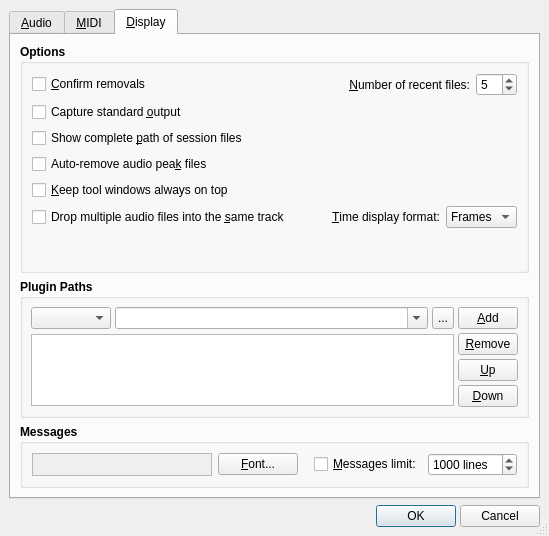
Before: the Qt Designer form src/qtractorOptionsForm.ui in rncbc/qtractor, drawn with Qt 5.
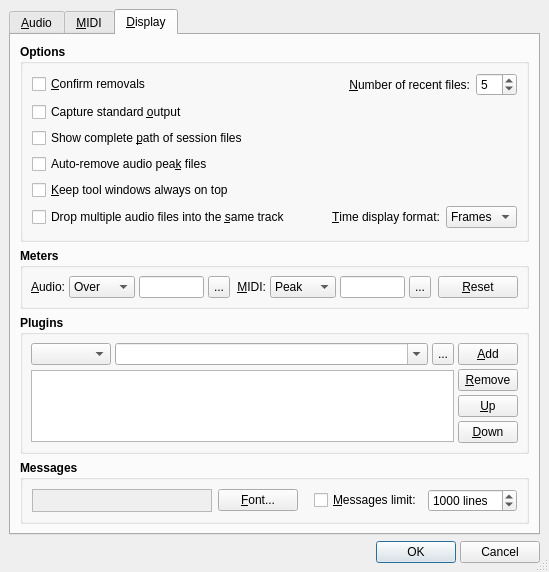
After: the same form once the commit is applied. The open tabs and pages were chosen to show the change. Icons and pictures are not drawn.

```diff
--- a/src/qtractorOptionsForm.ui
+++ b/src/qtractorOptionsForm.ui
@@ -1458,7 +1458,281 @@
           </font>
          </property>
          <property name="title" >
-          <string>Plugin Paths</string>
+          <string>Meters</string>
+         </property>
+         <property name="flat" >
+          <bool>true</bool>
+         </property>
+         <layout class="QHBoxLayout" >
+          <item>
+           <widget class="QLabel" name="AudioMeterLevelTextLabel" >
+            <property name="font" >
+             <font>
+              <weight>50</weight>
+              <bold>false</bold>
+             </font>
+            </property>
+            <property name="text" >
+             <string>&amp;Audio:</string>
+            </property>
+            <property name="buddy" >
+             <cstring>AudioMeterLevelComboBox</cstring>
+            </property>
+           </widget>
+          </item>
+          <item>
+           <widget class="QComboBox" name="AudioMeterLevelComboBox" >
+            <property name="minimumSize" >
+             <size>
+              <width>66</width>
+              <height>0</height>
+             </size>
+            </property>
+            <property name="font" >
+             <font>
+              <weight>50</weight>
+              <bold>false</bold>
+             </font>
+            </property>
+            <property name="toolTip" >
+             <string>Audio meter level</string>
+            </property>
+            <item>
+             <property name="text" >
+              <string>Over</string>
+             </property>
+            </item>
+            <item>
+             <property name="text" >
+              <string>0 dB</string>
+             </property>
+            </item>
+            <item>
+             <property name="text" >
+              <string>3 dB</string>
+             </property>
+            </item>
+            <item>
+             <property name="text" >
+              <string>6 dB</string>
+             </property>
+            </item>
+            <item>
+             <property name="text" >
+              <string>10 dB</string>
+             </property>
+            </item>
+           </widget>
+          </item>
+          <item>
+           <widget class="QLineEdit" name="AudioMeterColorLineEdit" >
+            <property name="maximumSize" >
+             <size>
+              <width>66</width>
+              <height>24</height>
+             </size>
+            </property>
+            <property name="font" >
+             <font>
+              <weight>50</weight>
+              <bold>false</bold>
+             </font>
+            </property>
+            <property name="toolTip" >
+             <string>Audio meter color</string>
+            </property>
+           </widget>
+          </item>
+          <item>
+           <widget class="QToolButton" name="AudioMeterColorToolButton" >
+            <property name="minimumSize" >
+             <size>
+              <width>22</width>
+              <height>22</height>
+             </size>
+            </property>
+            <property name="maximumSize" >
+             <size>
+              <width>24</width>
+              <height>24</height>
+             </size>
+            </property>
+            <property name="font" >
+             <font>
+              <weight>50</weight>
+              <bold>false</bold>
+             </font>
+            </property>
+            <property name="focusPolicy" >
+             <enum>Qt::TabFocus</enum>
+            </property>
+            <property name="toolTip" >
+             <string>Select custom audio meter color</string>
+            </property>
+            <property name="text" >
+             <string>...</string>
+            </property>
+           </widget>
+          </item>
+          <item>
+           <spacer>
+            <property name="orientation" >
+             <enum>Qt::Horizontal</enum>
+            </property>
+            <property name="sizeHint" >
+             <size>
+              <width>4</width>
+              <height>20</height>
+             </size>
+            </property>
+           </spacer>
+          </item>
+          <item>
+           <widget class="QLabel" name="MidiMeterLevelTextLabel" >
+            <property name="font" >
+             <font>
+              <weight>50</weight>
+              <bold>false</bold>
+             </font>
+            </property>
+            <property name="text" >
+             <string>&amp;MIDI:</string>
+            </property>
+            <property name="alignment" >
+             <set>Qt::AlignRight|Qt::AlignTrailing|Qt::AlignVCenter</set>
+            </property>
+            <property name="buddy" >
+             <cstring>MidiMeterLevelComboBox</cstring>
+            </property>
+           </widget>
+          </item>
+          <item>
+           <widget class="QComboBox" name="MidiMeterLevelComboBox" >
+            <property name="minimumSize" >
+             <size>
+              <width>66</width>
+              <height>0</height>
+             </size>
+            </property>
+            <property name="font" >
+             <font>
+              <weight>50</weight>
+              <bold>false</bold>
+             </font>
+            </property>
+            <property name="toolTip" >
+             <string>MIDI meter level</string>
+            </property>
+            <item>
+             <property name="text" >
+              <string>Peak</string>
+             </property>
+            </item>
+            <item>
+             <property name="text" >
+              <string>Over</string>
+             </property>
+            </item>
+           </widget>
+          </item>
+          <item>
+           <widget class="QLineEdit" name="MidiMeterColorLineEdit" >
+            <property name="maximumSize" >
+             <size>
+              <width>66</width>
+              <height>24</height>
+             </size>
+            </property>
+            <property name="font" >
+             <font>
+              <weight>50</weight>
+              <bold>false</bold>
+             </font>
+            </property>
+            <property name="toolTip" >
+             <string>MIDI meter color</string>
+            </property>
+           </widget>
+          </item>
+          <item>
+           <widget class="QToolButton" name="MidiMeterColorToolButton" >
+            <property name="minimumSize" >
+             <size>
+              <width>22</width>
+              <height>22</height>
+             </size>
+            </property>
+            <property name="maximumSize" >
+             <size>
+              <width>24</width>
+              <height>24</height>
+             </size>
+            </property>
+            <property name="font" >
+             <font>
+              <weight>50</weight>
+              <bold>false</bold>
+             </font>
+            </property>
+            <property name="focusPolicy" >
+             <enum>Qt::TabFocus</enum>
+            </property>
+            <property name="toolTip" >
+             <string>Select custom MIDI meter color</string>
+            </property>
+            <property name="text" >
+             <string>...</string>
+            </property>
+           </widget>
+          </item>
+          <item>
+           <spacer>
+            <property name="orientation" >
+             <enum>Qt::Horizontal</enum>
+            </property>
+            <property name="sizeHint" >
+             <size>
+              <width>4</width>
+              <height>20</height>
+             </size>
+            </property>
+           </spacer>
+          </item>
+          <item>
+           <widget class="QPushButton" name="ResetMeterColorsPushButton" >
+            <property name="font" >
+             <font>
+              <weight>50</weight>
+              <bold>false</bold>
+             </font>
+            </property>
+            <property name="toolTip" >
+             <string>Reset meter colors to default</string>
+            </property>
+            <property name="text" >
+             <string>&amp;Reset</string>
+            </property>
+            <property name="shortcut" >
+             <string>Alt+R</string>
+            </property>
+            <property name="autoDefault" >
+             <bool>false</bool>
+            </property>
+           </widget>
+          </item>
+         </layout>
+        </widget>
+       </item>
+       <item>
+        <widget class="QGroupBox" name="PluginsGroupBox" >
+         <property name="font" >
+          <font>
+           <weight>75</weight>
+           <bold>true</bold>
+          </font>
+         </property>
+         <property name="title" >
+          <string>Plugins</string>
          </property>
          <property name="flat" >
           <bool>true</bool>
```
Left out of the diff: 9 changed lines with no effect on the pictures.
